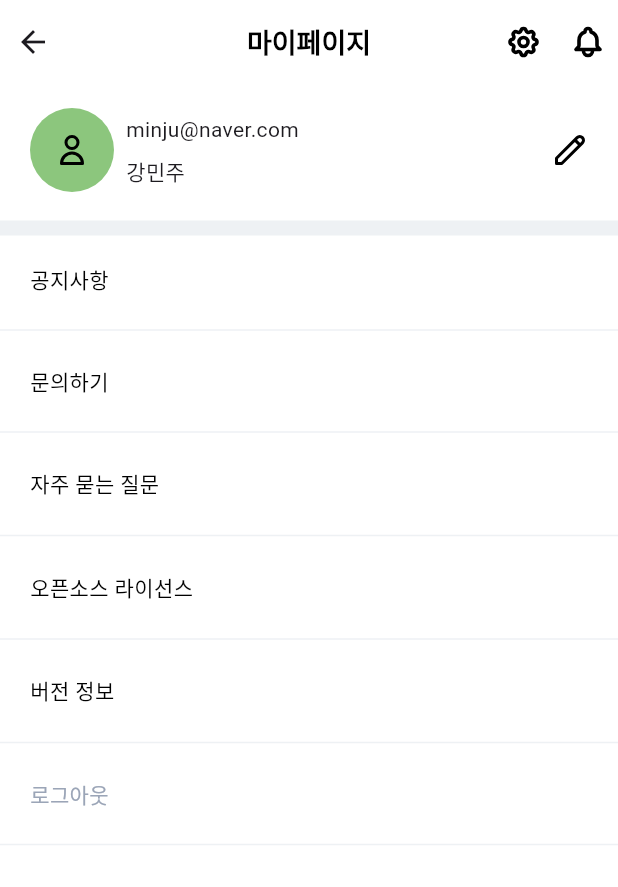
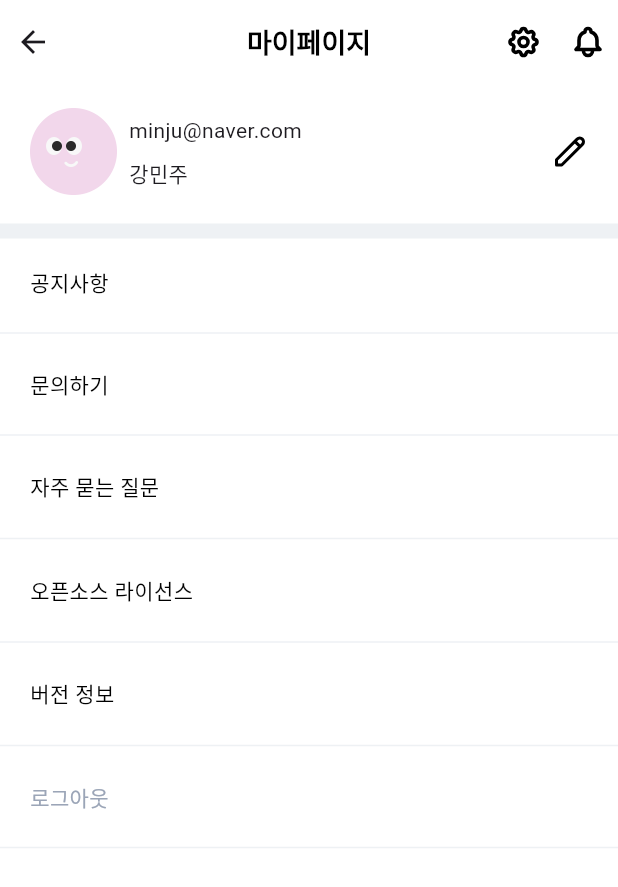
Before and after one commit to mimo626/modeni_app, a Flutter app: the MyPage screen opened directly, on a phone screen of 412 x 824 dp. Shown: the top 887 px of the screen. Run offline on Flutter 3.47's test engine with Material 3 defaults, Android fonts, the phone set to English and light mode, and no system bars; our stand-ins replace flutter_svg, get, go_router.

Commit message:
마이페이지 아이콘 변경

```diff
--- a/lib/features/mypage/presentation/widgets/my_profile_widget.dart
+++ b/lib/features/mypage/presentation/widgets/my_profile_widget.dart
@@ -22,11 +22,7 @@ class _MyProfileWidgetState extends State<MyProfileWidget> {
         children: [
           Row(
             children: [
-              CircleAvatar(
-                backgroundColor: AppColors.primaryColor,
-                radius: 28,
-                child: SvgPicture.asset("lib/core/icons/user.svg"),
-              ),
+              Image.asset("lib/core/images/dau_profile.png", scale: 6,),
               AppSizedBox.w8SizedBox,
               Column(
                 crossAxisAlignment: CrossAxisAlignment.start,
```
